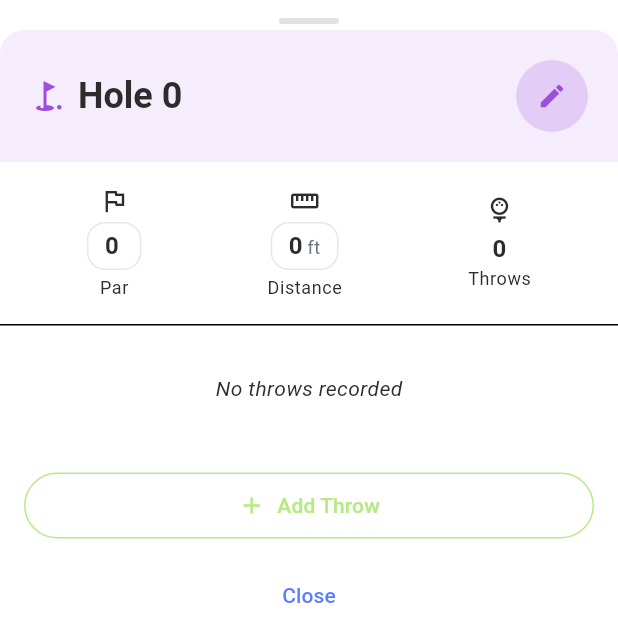
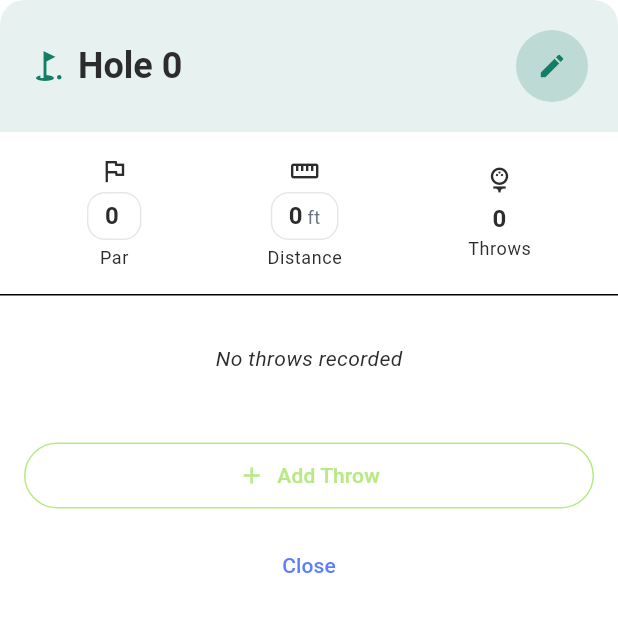
Before and after one commit to joevdiscgolf/turbo_disc_golf, a Flutter app: the EditableHoleDetailSheet widget shown alone on an empty page, opened directly with empty values, on a phone screen of 412 x 824 dp. Shown: the top 642 px of the screen. Run offline on Flutter 3.47's test engine with Material 3 defaults, Android fonts, the phone set to English and light mode, and no system bars; our stand-ins replace cloud_firestore, firebase_core, flutter_animate, flutter_bounceable, flutter_dotenv, flutter_markdown and 8 more; missing offline and left inert: google_mlkit_text_recognition; accounts and stored records are empty; network calls fail.

Commit message:
Remove sliding panel indicators, update theme to green, fix UI bugs
- Remove drag handles from IncompleteHoleWalkthroughSheet and EditableHoleDetailSheet
- Make checklist items squared (48x48) and shorter in IncompleteHoleWalkthroughSheet
- Add faint red background for incomplete items, faint green for complete items
- Update border logic: strong green/red border only when selected
- Change purple theme (0xFF9D4EDD) to green theme (0xFF137e66) throughout
- Fix bug where par/distance updates didn't reflect immediately in confirmation by adding listener to RoundParser
- Fix score card bug where holes with par but no throws were incorrectly counted toward total score

```diff
--- a/lib/screens/round_processing/components/editable_hole_detail_sheet.dart
+++ b/lib/screens/round_processing/components/editable_hole_detail_sheet.dart
@@ -257,7 +257,7 @@ class _EditableHoleDetailSheetState extends State<EditableHoleDetailSheet> {
     if (!_currentHole.hasRequiredFields ||
         _currentHole.throws == null ||
         _currentHole.throws!.isEmpty) {
-      return const Color(0xFF9D4EDD); // Purple for incomplete
+      return const Color(0xFF137e66); // Green for incomplete
     }
 
     final DGHole completeHole = _currentHole.toDGHole();
@@ -298,17 +298,6 @@ class _EditableHoleDetailSheetState extends State<EditableHoleDetailSheet> {
             child: Column(
               mainAxisSize: MainAxisSize.min,
               children: [
-                // Drag handle
-                Container(
-                  margin: const EdgeInsets.only(top: 12, bottom: 4),
-                  width: 40,
-                  height: 4,
-                  decoration: BoxDecoration(
-                    color: Colors.grey.withValues(alpha: 0.3),
-                    borderRadius: BorderRadius.circular(2),
-                  ),
-                ),
-
                 // Header (matching _HoleDetailDialog design)
               Container(
                 padding: const EdgeInsets.all(20),
--- a/lib/services/round_parser.dart
+++ b/lib/services/round_parser.dart
@@ -898,6 +898,8 @@ class RoundParser extends ChangeNotifier {
     if (_parsedRound == null) return 0;
 
     return _parsedRound!.holes.fold(0, (total, hole) {
+      // Only count holes that have throws
+      if (hole.throws.isEmpty) return total;
       return total + hole.holeScore;
     });
   }
@@ -906,6 +908,8 @@ class RoundParser extends ChangeNotifier {
     if (_parsedRound == null) return 0;
 
     return _parsedRound!.holes.fold(0, (total, hole) {
+      // Only count holes that have throws
+      if (hole.throws.isEmpty) return total;
       return total + hole.par;
     });
   }
```
Also changed, not shown: lib/screens/round_processing/components/incomplete_hole_walkthrough_sheet.dart (+18 -32 lines), lib/screens/round_processing/components/round_confirmation_widget.dart (+7 -0 lines).
